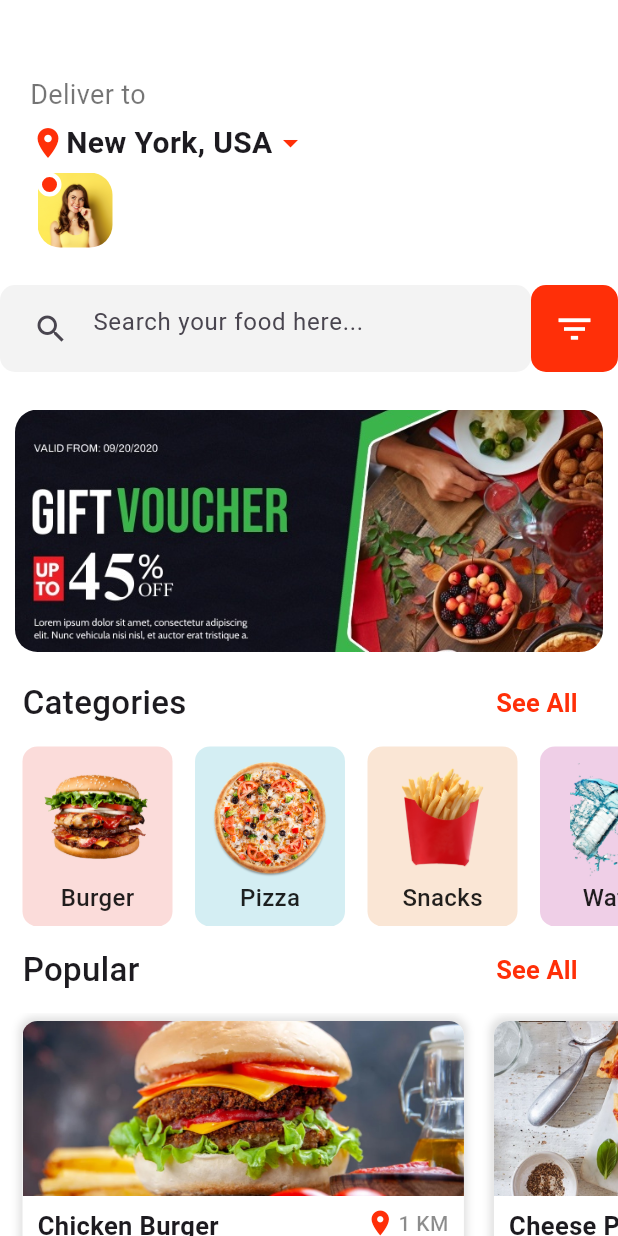
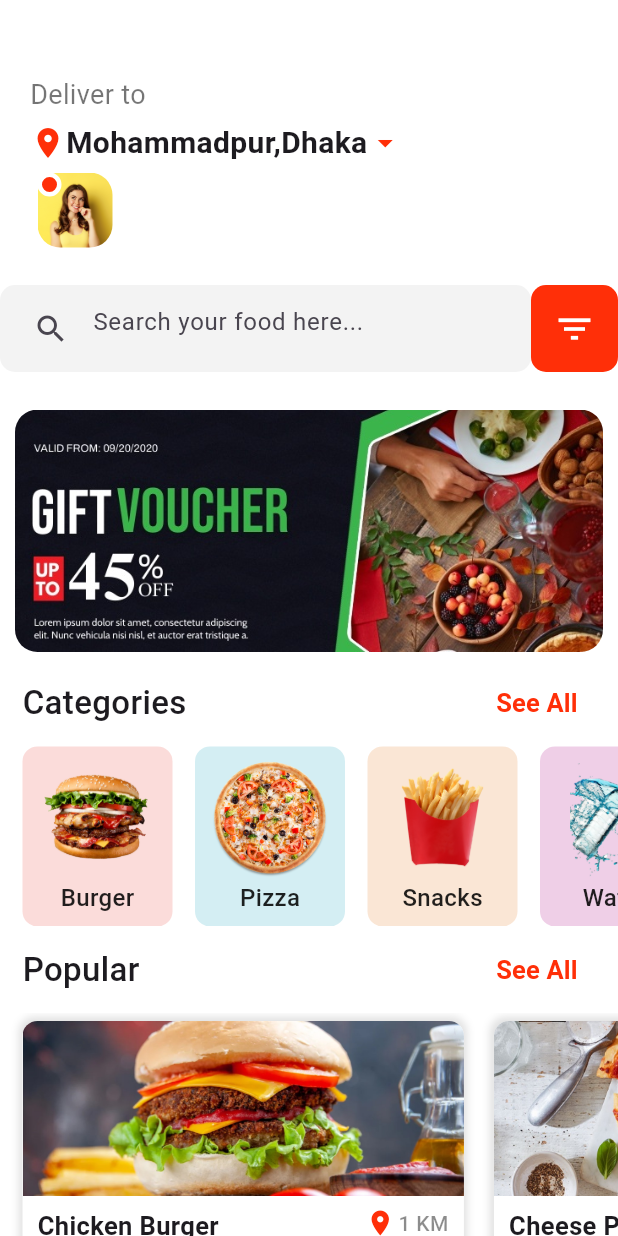
Before and after one commit to asaduzzamanlimon420/FOOD-JET, a Flutter app: the screen it shows after launch, after a tap on "Get Started", on a phone screen of 412 x 824 dp. Run offline on Flutter 3.47's test engine with Material 3 defaults, Android fonts, the phone set to English and light mode, and no system bars.

Commit message:
text location change

```diff
--- a/lib/home_screen.dart
+++ b/lib/home_screen.dart
@@ -43,7 +43,7 @@ class HomeScreen extends StatelessWidget {
                           color: Color(0xFFFF2F08),
                         ),
                         Text(
-                          "New York, USA",
+                          "Mohammadpur,Dhaka",
                           style: TextStyle(
                             fontSize: 20,
                             fontWeight: FontWeight.bold,
```
